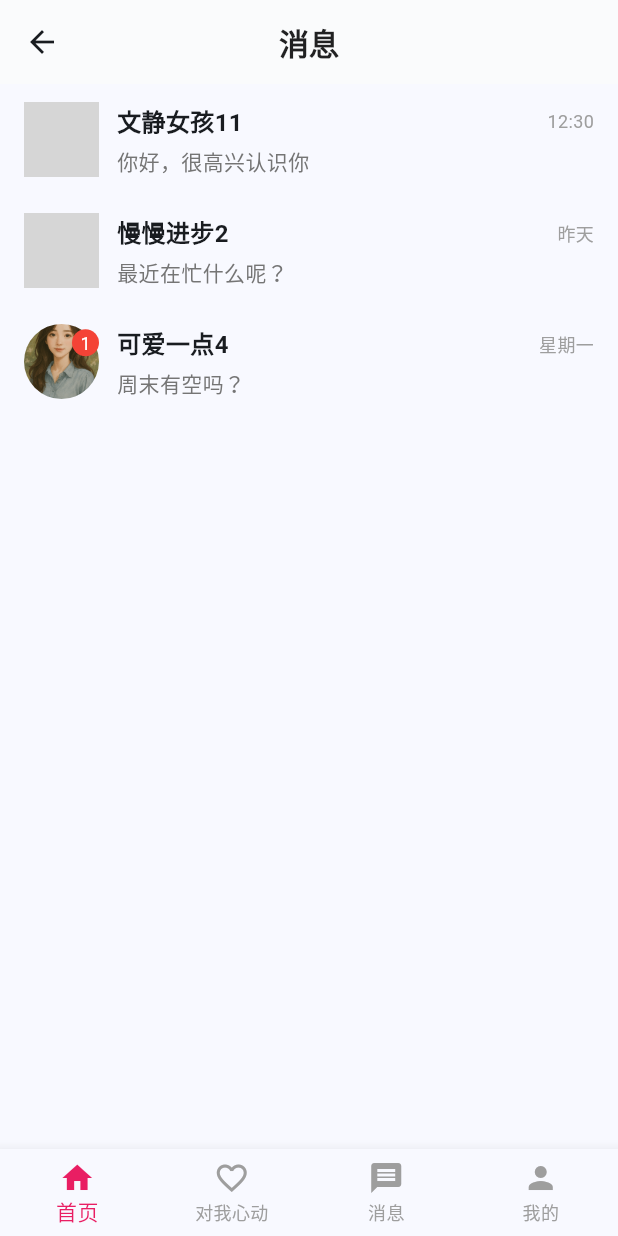
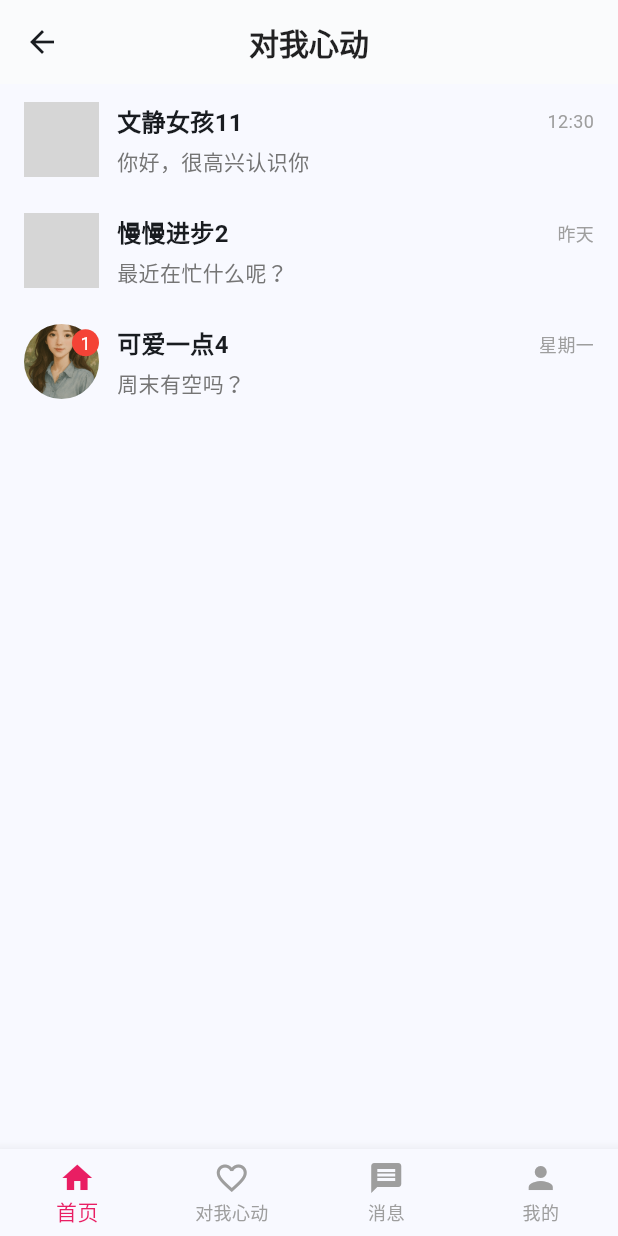
Before and after one commit to lkdghzh/quick-start, a Flutter app: the ChatListView screen opened by its route, on a phone screen of 412 x 824 dp. Run offline on Flutter 3.47's test engine with Material 3 defaults, Android fonts, the light colour scheme and no system bars; our stand-ins replace cached_network_image, get; network calls fail; grey boxes are pictures that could not be loaded.

Commit message:
feat:layout 增加appbar

```diff
--- a/lib/app/modules/chat/views/chat_list_view.dart
+++ b/lib/app/modules/chat/views/chat_list_view.dart
@@ -9,20 +9,21 @@ class ChatListView extends GetView<ChatListController> {
   @override
   Widget build(BuildContext context) {
     return BaseLayout(
+      title: '对我心动',
       body: Scaffold(
-        appBar: AppBar(
-          title: Text(
-            '消息',
-            style: TextStyle(
-              color: Colors.black87,
-              fontSize: 20,
-              fontWeight: FontWeight.bold,
-            ),
-          ),
-          backgroundColor: Colors.white,
-          elevation: 0.5,
-          centerTitle: true,
-        ),
+        // appBar: AppBar(
+        //   title: Text(
+        //     '消息',
+        //     style: TextStyle(
+        //       color: Colors.black87,
+        //       fontSize: 20,
+        //       fontWeight: FontWeight.bold,
+        //     ),
+        //   ),
+        //   backgroundColor: Colors.white,
+        //   elevation: 0.5,
+        //   centerTitle: true,
+        // ),
         body: Obx(
           () => ListView.builder(
             itemCount: controller.chatList.length,
--- a/lib/app/modules/home/home_view.dart
+++ b/lib/app/modules/home/home_view.dart
@@ -9,7 +9,7 @@ class HomeView extends GetView<HomeController> {
 
   @override
   Widget build(BuildContext context) {
-    return const BaseLayout(body: HomeContent());
+    return const BaseLayout(title: '', body: HomeContent());
   }
 }
 
--- a/lib/app/modules/messages/messages_view.dart
+++ b/lib/app/modules/messages/messages_view.dart
@@ -9,6 +9,7 @@ class MessagesView extends GetView<MessagesController> {
   @override
   Widget build(BuildContext context) {
     return BaseLayout(
+      title: '消息',
       body: RefreshIndicator(
         onRefresh: controller.refreshMessages,
         child: Obx(() {
--- a/lib/app/modules/profile/view.dart
+++ b/lib/app/modules/profile/view.dart
@@ -9,6 +9,7 @@ class ProfileView extends GetView<ProfileController> {
   @override
   Widget build(BuildContext context) {
     return BaseLayout(
+      title: '我的',
       body: Center(
         child: Padding(
           padding: const EdgeInsets.all(16.0),
--- a/lib/app/widgets/layout/view.dart
+++ b/lib/app/widgets/layout/view.dart
@@ -2,21 +2,35 @@ import 'package:flutter/material.dart';
 import 'package:get/get.dart';
 import 'controller.dart';
 
-class BaseLayout extends StatelessWidget {
+class BaseLayout extends GetView<NavigationController> {
+  final String title;
   final Widget body;
 
-  const BaseLayout({super.key, required this.body});
+  const BaseLayout({super.key, required this.body, required this.title});
 
   @override
   Widget build(BuildContext context) {
-    final navigationController = Get.find<NavigationController>();
+    // final navigationController = Get.find<NavigationController>();
 
     return Scaffold(
+      appBar: AppBar(
+        title: Text(
+          title,
+          style: TextStyle(
+            color: Colors.black87,
+            fontSize: 20,
+            fontWeight: FontWeight.bold,
+          ),
+        ),
+        backgroundColor: Colors.white,
+        elevation: 0.5,
+        centerTitle: true,
+      ),
       body: body,
       bottomNavigationBar: Obx(
         () => BottomNavigationBar(
-          currentIndex: navigationController.selectedIndex.value,
-          onTap: navigationController.changePage,
+          currentIndex: controller.selectedIndex.value,
+          onTap: controller.changePage,
           type: BottomNavigationBarType.fixed,
           selectedItemColor: Colors.pink,
           unselectedItemColor: Colors.grey,
```
